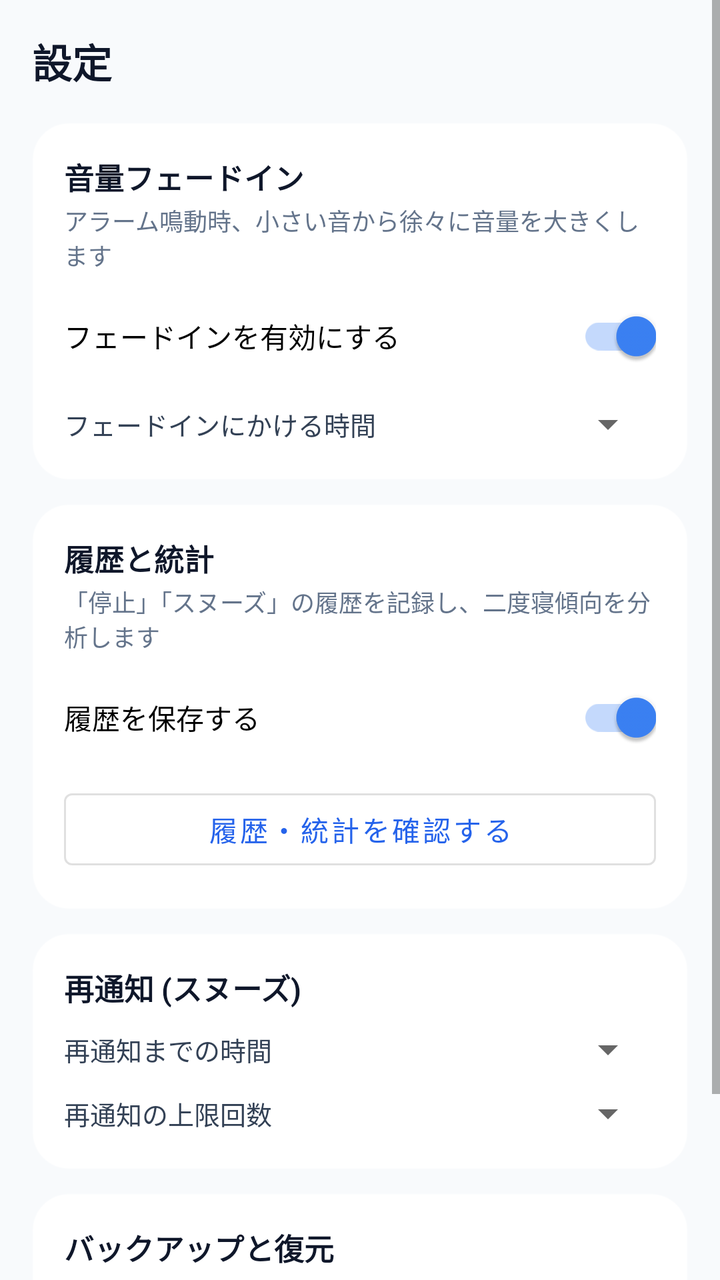
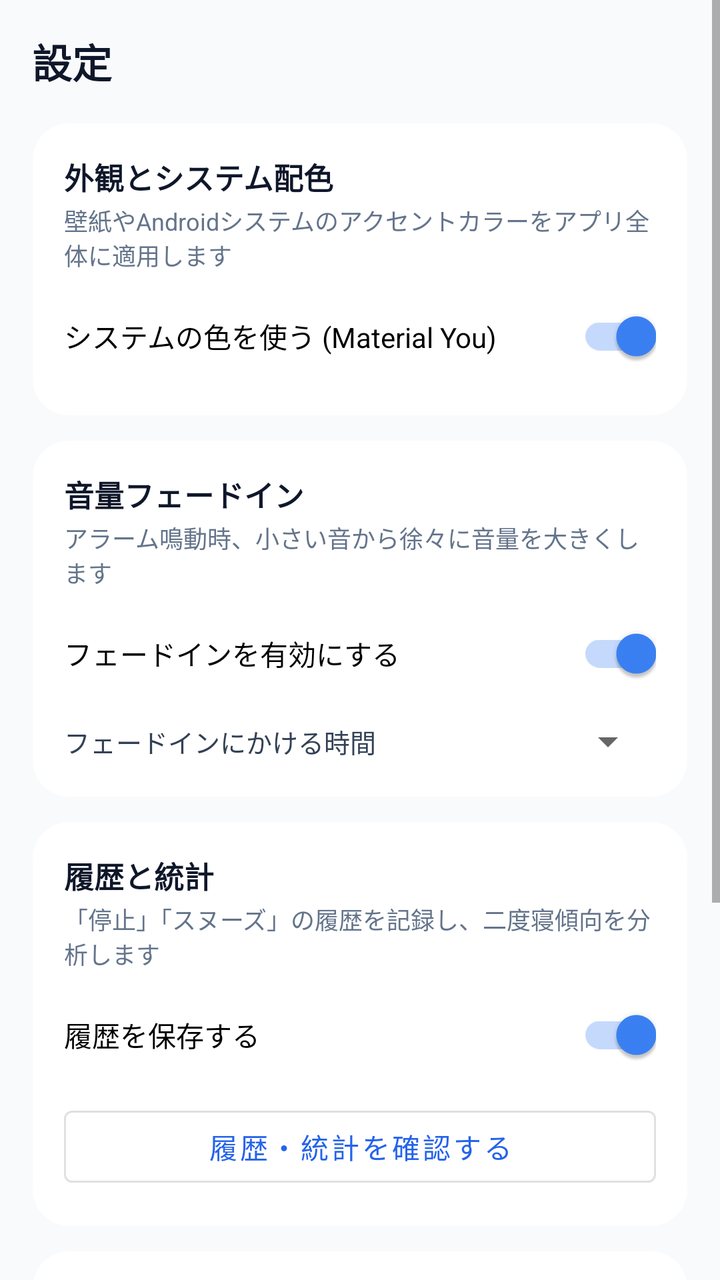

Screens rendered from an Android XML layout before and after an edit, with the pre-edit source and the edit as a unified diff.
<!-- AndroidManifest.xml: application theme Theme.AppAlarm -->
<!-- res/layout/activity_settings.xml -->
<?xml version="1.0" encoding="utf-8"?>
<ScrollView xmlns:android="http://schemas.android.com/apk/res/android"
    android:layout_width="match_parent"
    android:layout_height="match_parent"
    android:background="#F8FAFC">

    <LinearLayout
        android:layout_width="match_parent"
        android:layout_height="wrap_content"
        android:orientation="vertical"
        android:padding="16dp">

        <TextView
            android:layout_width="wrap_content"
            android:layout_height="wrap_content"
            android:text="@string/settings_title"
            android:textColor="#0F172A"
            android:textSize="20sp"
            android:textStyle="bold"
            android:layout_marginBottom="16dp" />

        
        <LinearLayout
            android:layout_width="match_parent"
            android:layout_height="wrap_content"
            android:orientation="vertical"
            android:background="@drawable/widget_background"
            android:backgroundTint="#FFFFFF"
            android:elevation="1dp"
            android:padding="16dp"
            android:layout_marginBottom="12dp">

            <TextView
                android:layout_width="wrap_content"
                android:layout_height="wrap_content"
                android:text="音量フェードイン"
                android:textColor="#0F172A"
                android:textSize="15sp"
                android:textStyle="bold" />

            <TextView
                android:layout_width="wrap_content"
                android:layout_height="wrap_content"
                android:text="アラーム鳴動時、小さい音から徐々に音量を大きくします"
                android:textColor="#64748B"
                android:textSize="12sp"
                android:layout_marginTop="2dp"
                android:layout_marginBottom="8dp" />

            <androidx.appcompat.widget.SwitchCompat
                android:id="@+id/switch_fade_enabled"
                android:layout_width="match_parent"
                android:layout_height="wrap_content"
                android:text="フェードインを有効にする"
                android:checked="true" />

            <LinearLayout
                android:id="@+id/layout_fade_duration"
                android:layout_width="match_parent"
                android:layout_height="wrap_content"
                android:layout_marginTop="8dp"
                android:gravity="center_vertical"
                android:orientation="horizontal">

                <TextView
                    android:layout_width="0dp"
                    android:layout_height="wrap_content"
                    android:layout_weight="1"
                    android:text="フェードインにかける時間"
                    android:textColor="#334155"
                    android:textSize="13sp" />

                <Spinner
                    android:id="@+id/spinner_fade_seconds"
                    android:layout_width="wrap_content"
                    android:layout_height="wrap_content" />
            </LinearLayout>
        </LinearLayout>

        
        <LinearLayout
            android:layout_width="match_parent"
            android:layout_height="wrap_content"
            android:orientation="vertical"
            android:background="@drawable/widget_background"
            android:backgroundTint="#FFFFFF"
            android:elevation="1dp"
            android:padding="16dp"
            android:layout_marginBottom="12dp">

            <TextView
                android:layout_width="wrap_content"
                android:layout_height="wrap_content"
                android:text="履歴と統計"
                android:textColor="#0F172A"
                android:textSize="15sp"
                android:textStyle="bold" />

            <TextView
                android:layout_width="wrap_content"
                android:layout_height="wrap_content"
                android:text="「停止」「スヌーズ」の履歴を記録し、二度寝傾向を分析します"
                android:textColor="#64748B"
                android:textSize="12sp"
                android:layout_marginTop="2dp"
                android:layout_marginBottom="8dp" />

            <androidx.appcompat.widget.SwitchCompat
                android:id="@+id/switch_history_enabled"
                android:layout_width="match_parent"
                android:layout_height="wrap_content"
                android:text="履歴を保存する"
                android:checked="true" />

            <Button
                android:id="@+id/btn_open_history"
                android:layout_width="match_parent"
                android:layout_height="wrap_content"
                android:layout_marginTop="8dp"
                style="@style/Widget.MaterialComponents.Button.OutlinedButton"
                android:text="履歴・統計を確認する" />
        </LinearLayout>

        
        <LinearLayout
            android:layout_width="match_parent"
            android:layout_height="wrap_content"
            android:orientation="vertical"
            android:background="@drawable/widget_background"
            android:backgroundTint="#FFFFFF"
            android:elevation="1dp"
            android:padding="16dp"
            android:layout_marginBottom="12dp">

            <TextView
                android:layout_width="wrap_content"
                android:layout_height="wrap_content"
                android:text="再通知 (スヌーズ)"
                android:textColor="#0F172A"
                android:textSize="15sp"
                android:textStyle="bold" />

            <LinearLayout
                android:layout_width="match_parent"
                android:layout_height="wrap_content"
                android:layout_marginTop="8dp"
                android:gravity="center_vertical"
                android:orientation="horizontal">

                <TextView
                    android:layout_width="0dp"
                    android:layout_height="wrap_content"
                    android:layout_weight="1"
                    android:text="再通知までの時間"
                    android:textColor="#334155"
                    android:textSize="13sp" />

                <Spinner
                    android:id="@+id/spinner_snooze_minutes"
                    android:layout_width="wrap_content"
                    android:layout_height="wrap_content" />
            </LinearLayout>

            <LinearLayout
                android:layout_width="match_parent"
                android:layout_height="wrap_content"
                android:layout_marginTop="8dp"
                android:gravity="center_vertical"
                android:orientation="horizontal">

                <TextView
                    android:layout_width="0dp"
                    android:layout_height="wrap_content"
                    android:layout_weight="1"
                    android:text="再通知の上限回数"
                    android:textColor="#334155"
                    android:textSize="13sp" />

                <Spinner
                    android:id="@+id/spinner_max_snooze"
                    android:layout_width="wrap_content"
                    android:layout_height="wrap_content" />
            </LinearLayout>
        </LinearLayout>

        
        <LinearLayout
            android:layout_width="match_parent"
            android:layout_height="wrap_content"
            android:orientation="vertical"
            android:background="@drawable/widget_background"
            android:backgroundTint="#FFFFFF"
            android:elevation="1dp"
            android:padding="16dp"
            android:layout_marginBottom="24dp">

            <TextView
                android:layout_width="wrap_content"
                android:layout_height="wrap_content"
                android:text="バックアップと復元"
                android:textColor="#0F172A"
                android:textSize="15sp"
                android:textStyle="bold" />

            <LinearLayout
                android:layout_width="match_parent"
                android:layout_height="wrap_content"
                android:layout_marginTop="10dp"
                android:orientation="horizontal">

                <Button
                    android:id="@+id/btn_export_backup"
                    android:layout_width="0dp"
                    android:layout_height="wrap_content"
                    android:layout_weight="1"
                    android:layout_marginEnd="6dp"
                    style="@style/Widget.MaterialComponents.Button.OutlinedButton"
                    android:text="書き出し" />

                <Button
                    android:id="@+id/btn_import_backup"
                    android:layout_width="0dp"
                    android:layout_height="wrap_content"
                    android:layout_weight="1"
                    android:layout_marginStart="6dp"
                    style="@style/Widget.MaterialComponents.Button.OutlinedButton"
                    android:text="復元" />
            </LinearLayout>
        </LinearLayout>

    </LinearLayout>
</ScrollView>
<!-- resources referenced by this layout -->
<resources>
  <!-- drawable widget_background (drawable) -->
  <?xml version="1.0" encoding="utf-8"?>
  <shape xmlns:android="http://schemas.android.com/apk/res/android"
      android:shape="rectangle">
      <corners android:radius="18dp" />
      <solid android:color="#F02563EB" />
      <stroke android:width="1dp" android:color="#40FFFFFF" />
  </shape>
  <string name="settings_title">設定</string>
  <style name="Theme.AppAlarm" parent="Theme.MaterialComponents.DayNight.NoActionBar">
          <item name="colorPrimary">@color/primary</item>
          <item name="colorPrimaryVariant">@color/primary_dark</item>
          <item name="colorSecondary">@color/accent</item>
          <item name="android:statusBarColor">@color/primary_dark</item>
      </style>
  <color name="primary">#2563EB</color>
  <color name="primary_dark">#1D4ED8</color>
  <color name="accent">#3B82F6</color>
</resources>

<!-- the commit's change to res/layout/activity_settings.xml (unified diff, before → after) -->
@@ -33,6 +33,43 @@
             <TextView
                 android:layout_width="wrap_content"
                 android:layout_height="wrap_content"
+                android:text="外観とシステム配色"
+                android:textColor="#0F172A"
+                android:textSize="15sp"
+                android:textStyle="bold" />
+
+            <TextView
+                android:id="@+id/tv_dynamic_color_desc"
+                android:layout_width="wrap_content"
+                android:layout_height="wrap_content"
+                android:text="壁紙やAndroidシステムのアクセントカラーをアプリ全体に適用します"
+                android:textColor="#64748B"
+                android:textSize="12sp"
+                android:layout_marginTop="2dp"
+                android:layout_marginBottom="8dp" />
+
+            <androidx.appcompat.widget.SwitchCompat
+                android:id="@+id/switch_dynamic_color"
+                android:layout_width="match_parent"
+                android:layout_height="wrap_content"
+                android:text="システムの色を使う (Material You)"
+                android:checked="true" />
+        </LinearLayout>
+
+        
+        <LinearLayout
+            android:layout_width="match_parent"
+            android:layout_height="wrap_content"
+            android:orientation="vertical"
+            android:background="@drawable/widget_background"
+            android:backgroundTint="#FFFFFF"
+            android:elevation="1dp"
+            android:padding="16dp"
+            android:layout_marginBottom="12dp">
+
+            <TextView
+                android:layout_width="wrap_content"
+                android:layout_height="wrap_content"
                 android:text="音量フェードイン"
                 android:textColor="#0F172A"
                 android:textSize="15sp"
